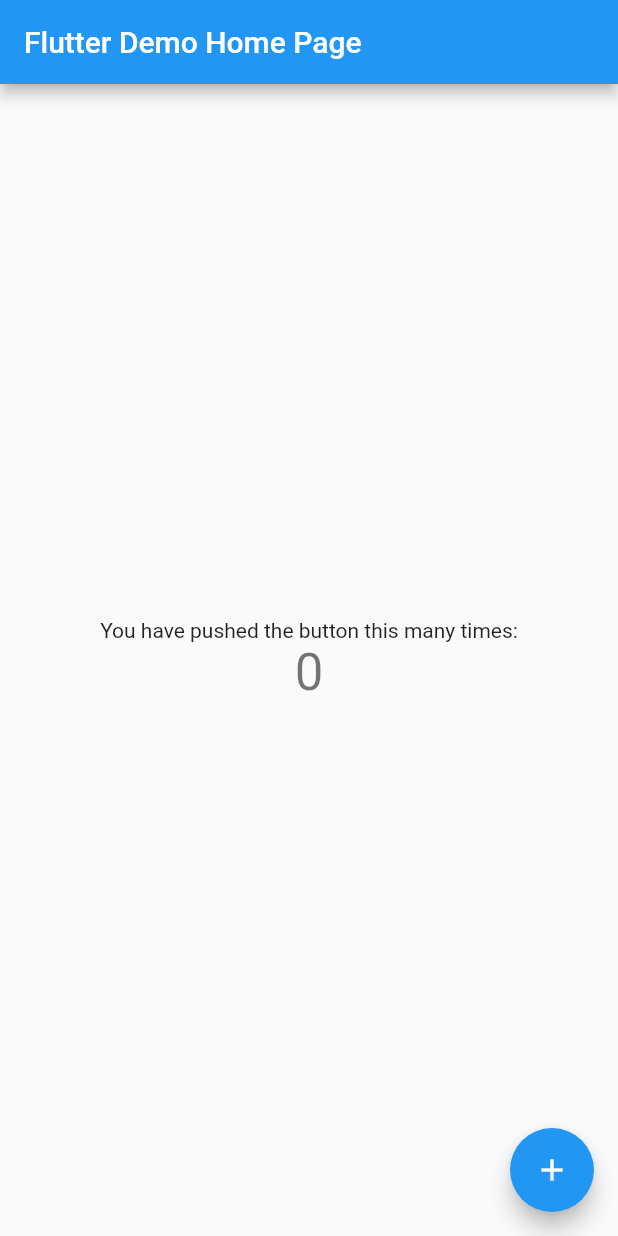
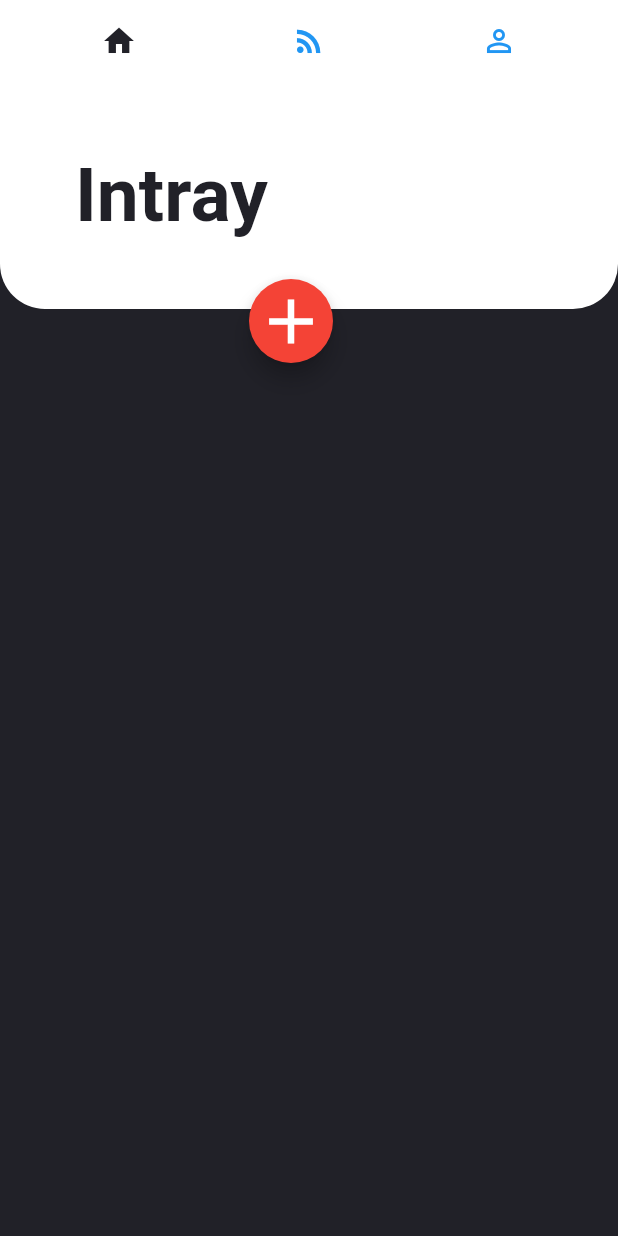
Before and after one commit to parimalarMASEC/todoAppIntray, a Flutter app: the screen it shows after launch, on a phone screen of 412 x 824 dp. Run offline on Flutter 3.47's test engine with Material 2 defaults, Android fonts, the phone set to English and light mode, and no system bars; Roboto replaces fonts that are missing (Avenir).

Commit message:
Create intray top bar and button #2

```diff
--- a/myapp/todoapp/lib/main.dart
+++ b/myapp/todoapp/lib/main.dart
@@ -1,4 +1,5 @@
 import 'package:flutter/material.dart';
+import 'package:todoapp/model/globals.dart';
 
 void main() {
   runApp(MyApp());
@@ -11,37 +12,16 @@ class MyApp extends StatelessWidget {
     return MaterialApp(
       title: 'Flutter Demo',
       theme: ThemeData(
-        // This is the theme of your application.
-        //
-        // Try running your application with "flutter run". You'll see the
-        // application has a blue toolbar. Then, without quitting the app, try
-        // changing the primarySwatch below to Colors.green and then invoke
-        // "hot reload" (press "r" in the console where you ran "flutter run",
-        // or simply save your changes to "hot reload" in a Flutter IDE).
-        // Notice that the counter didn't reset back to zero; the application
-        // is not restarted.
-        primarySwatch: Colors.blue,
-        // This makes the visual density adapt to the platform that you run
-        // the app on. For desktop platforms, the controls will be smaller and
-        // closer together (more dense) than on mobile platforms.
+        primarySwatch: Colors.grey,
         visualDensity: VisualDensity.adaptivePlatformDensity,
       ),
-      home: MyHomePage(title: 'Flutter Demo Home Page'),
+      home: MyHomePage(title: 'Todo Demo Home Page'),
     );
   }
 }
 
 class MyHomePage extends StatefulWidget {
   MyHomePage({Key key, this.title}) : super(key: key);
-
-  // This widget is the home page of your application. It is stateful, meaning
-  // that it has a State object (defined below) that contains fields that affect
-  // how it looks.
-
-  // This class is the configuration for the state. It holds the values (in this
-  // case the title) provided by the parent (in this case the App widget) and
-  // used by the build method of the State. Fields in a Widget subclass are
-  // always marked "final".
 
   final String title;
 
@@ -50,68 +30,88 @@ class MyHomePage extends StatefulWidget {
 }
 
 class _MyHomePageState extends State<MyHomePage> {
-  int _counter = 0;
-
-  void _incrementCounter() {
-    setState(() {
-      // This call to setState tells the Flutter framework that something has
-      // changed in this State, which causes it to rerun the build method below
-      // so that the display can reflect the updated values. If we changed
-      // _counter without calling setState(), then the build method would not be
-      // called again, and so nothing would appear to happen.
-      _counter++;
-    });
-  }
-
   @override
   Widget build(BuildContext context) {
-    // This method is rerun every time setState is called, for instance as done
-    // by the _incrementCounter method above.
-    //
-    // The Flutter framework has been optimized to make rerunning build methods
-    // fast, so that you can just rebuild anything that needs updating rather
-    // than having to individually change instances of widgets.
-    return Scaffold(
-      appBar: AppBar(
-        // Here we take the value from the MyHomePage object that was created by
-        // the App.build method, and use it to set our appbar title.
-        title: Text(widget.title),
-      ),
-      body: Center(
-        // Center is a layout widget. It takes a single child and positions it
-        // in the middle of the parent.
-        child: Column(
-          // Column is also a layout widget. It takes a list of children and
-          // arranges them vertically. By default, it sizes itself to fit its
-          // children horizontally, and tries to be as tall as its parent.
-          //
-          // Invoke "debug painting" (press "p" in the console, choose the
-          // "Toggle Debug Paint" action from the Flutter Inspector in Android
-          // Studio, or the "Toggle Debug Paint" command in Visual Studio Code)
-          // to see the wireframe for each widget.
-          //
-          // Column has various properties to control how it sizes itself and
-          // how it positions its children. Here we use mainAxisAlignment to
-          // center the children vertically; the main axis here is the vertical
-          // axis because Columns are vertical (the cross axis would be
-          // horizontal).
-          mainAxisAlignment: MainAxisAlignment.center,
-          children: <Widget>[
-            Text(
-              'You have pushed the button this many times:',
+    return SafeArea(
+      child: MaterialApp(
+        color: Colors.yellow,
+        home: DefaultTabController(
+          length: 3,
+          child: new Scaffold(
+            body: Stack(
+              children: [
+                TabBarView(
+                  children: [
+                    new Container(
+                      color: darkGreyColor,
+                    ),
+                    new Container(
+                      color: Colors.orange,
+                    ),
+                    new Container(
+                      color: Colors.lightGreen,
+                    ),
+                  ],
+                ),
+                Container(
+                  height: 150,
+                  padding: EdgeInsets.only(left: 50),
+                  decoration: BoxDecoration(
+                    color: Colors.white,
+                    borderRadius: BorderRadius.only(
+                        bottomLeft: Radius.circular(30),
+                        bottomRight: Radius.circular(30)),
+                  ),
+                  child: Row(
+                    children: [
+                      Text(
+                        "Intray",
+                        style: intrayTitleStyle,
+                      ),
+                      Container()
+                    ],
+                  ),
+                ),
+                Container(
+                  margin: EdgeInsets.only(
+                      top: 130,
+                      left: (MediaQuery.of(context).size.width * 0.5) - 40),
+                  child: FloatingActionButton(
+                    child: Container(
+                        width: 80,
+                        height: 80,
+                        child: Icon(Icons.add, size: 50)),
+                    backgroundColor: Colors.red,
+                    onPressed: () {},
+                  ),
+                )
+              ],
             ),
-            Text(
-              '$_counter',
-              style: Theme.of(context).textTheme.headline4,
-            ),
-          ],
+            appBar: AppBar(
+                elevation: 0,
+                title: new TabBar(
+                  tabs: [
+                    Tab(
+                      icon: new Icon(Icons.home),
+                    ),
+                    Tab(
+                      icon: new Icon(Icons.rss_feed),
+                    ),
+                    Tab(
+                      icon: new Icon(Icons.perm_identity),
+                    ),
+                  ],
+                  labelColor: darkGreyColor,
+                  unselectedLabelColor: Colors.blue,
+                  indicatorSize: TabBarIndicatorSize.label,
+                  indicatorColor: Colors.transparent,
+                  indicatorPadding: EdgeInsets.all(5.0),
+                ),
+                backgroundColor: Colors.white),
+            backgroundColor: Colors.white,
+          ),
         ),
       ),
-      floatingActionButton: FloatingActionButton(
-        onPressed: _incrementCounter,
-        tooltip: 'Increment',
-        child: Icon(Icons.add),
-      ), // This trailing comma makes auto-formatting nicer for build methods.
     );
   }
 }
--- /dev/null
+++ b/myapp/todoapp/lib/model/globals.dart
@@ -0,0 +1,9 @@
+import 'package:flutter/material.dart';
+
+Color darkGreyColor = new Color(0xFF212128);
+Color darkRedColor = new Color(0xFFDC4F64);
+TextStyle intrayTitleStyle = new TextStyle(
+    fontFamily: 'Avenir',
+    fontWeight: FontWeight.bold,
+    color: darkGreyColor,
+    fontSize: 50);
```
Also changed, not shown: 1 other file.
